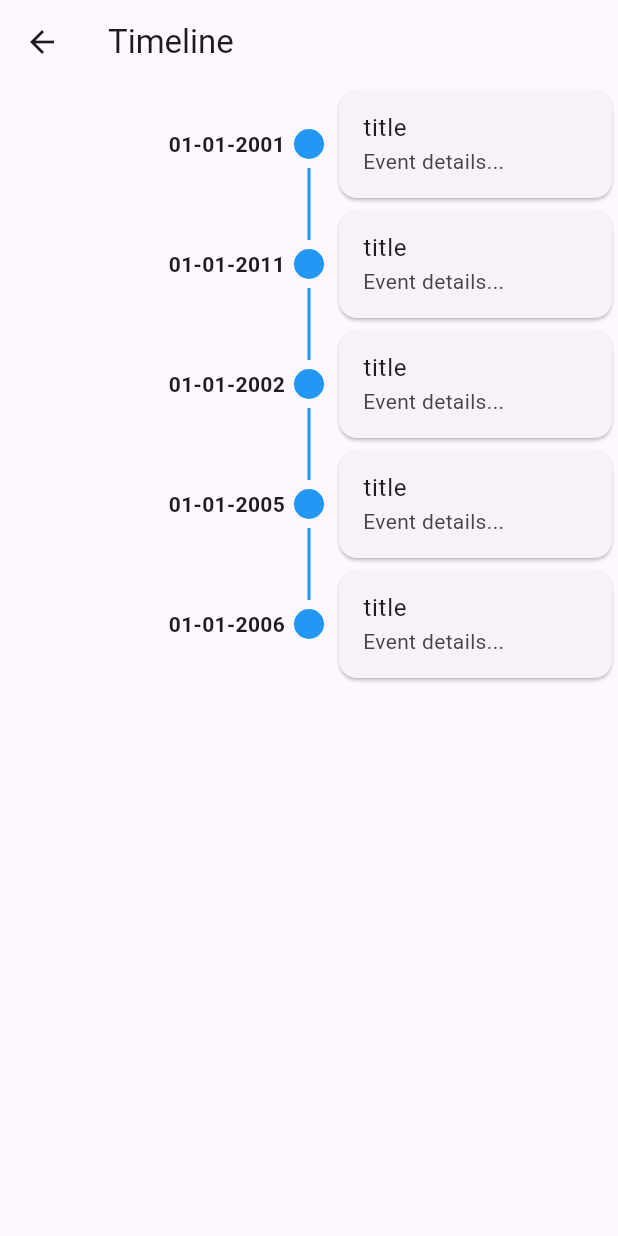
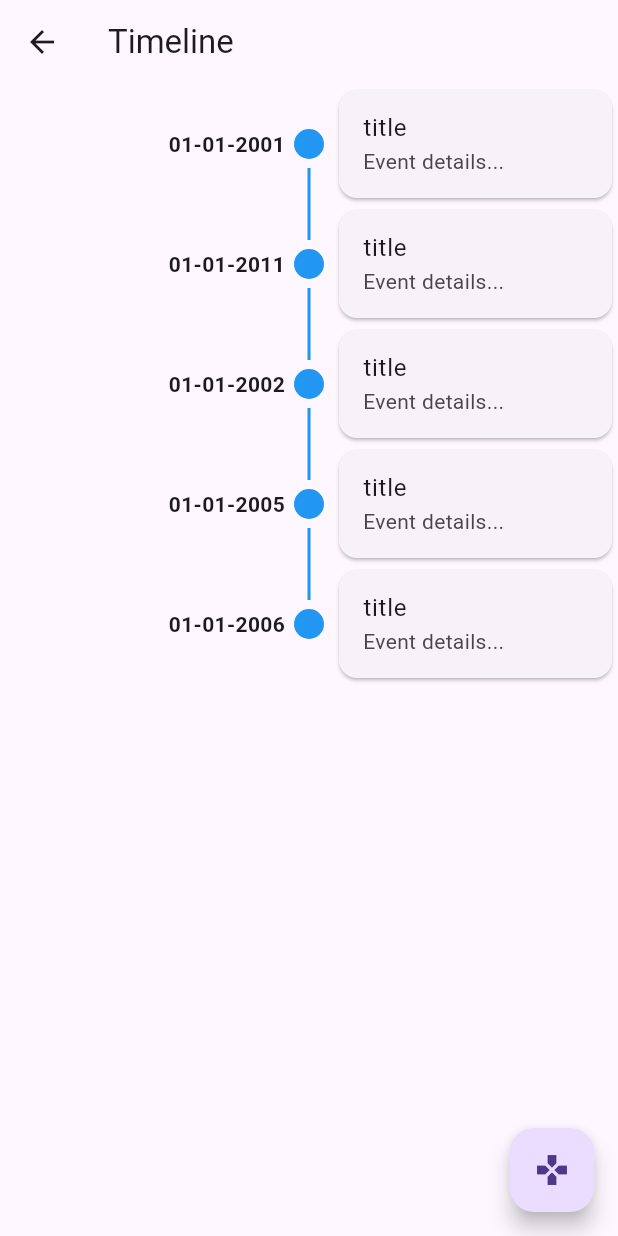
Before and after one commit to anycode-pk/bitnbuild-front, a Flutter app: the TimelineView screen opened directly, on a phone screen of 412 x 824 dp. Run offline on Flutter 3.47's test engine with Material 3 defaults, Android fonts, the phone set to English and light mode, and no system bars; drawn by our look-alikes of timeline_tile; network calls fail.

Commit message:
added floating game button

```diff
--- a/lib/module/module_list.dart
+++ b/lib/module/module_list.dart
@@ -1,7 +1,6 @@
 import 'package:flutter/material.dart';
 import 'module_card.dart';
 import '../module.dart';
-import '../timeline/timeline_view.dart';
 
 class ModuleList extends StatelessWidget {
   const ModuleList({super.key});
--- a/lib/timeline/timeline_view.dart
+++ b/lib/timeline/timeline_view.dart
@@ -16,6 +16,12 @@ class TimelineView extends StatelessWidget {
           child: const TimelineList(),
         ),
       ),
+      floatingActionButton: FloatingActionButton(
+        onPressed: () {
+          // Add your onPressed functionality here
+        },
+        child: const Icon(Icons.gamepad),
+      ),
     );
   }
 }
```
